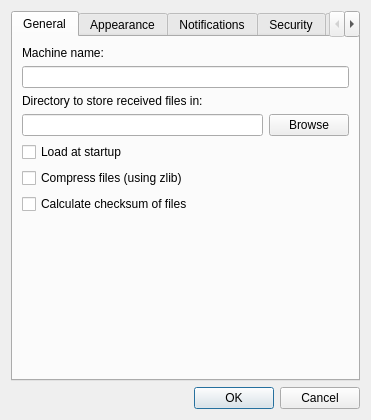
Before: the Qt Designer form nitroshare/ui/CSettingsDialog.ui in nathan-osman/NitroShare-Mac, drawn with Qt 5.
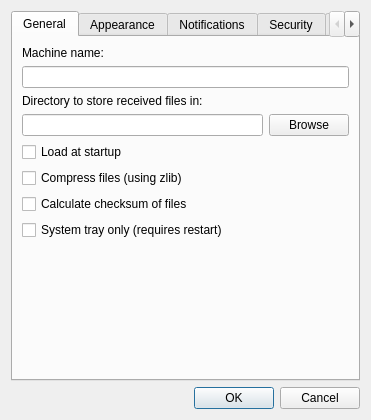
After: the same form once the commit is applied. Icons and pictures are not drawn.

Commit message:
Implementation of "System Tray Only" Setting
Code to change setting of "LSUIElement" in Info.plist in app bundle.
Only works if NitroShare is in "Applications" folder.

Patch:
```diff
--- a/nitroshare/ui/CSettingsDialog.ui
+++ b/nitroshare/ui/CSettingsDialog.ui
@@ -7,7 +7,7 @@
     <x>0</x>
     <y>0</y>
     <width>470</width>
-    <height>450</height>
+    <height>483</height>
    </rect>
   </property>
   <property name="sizePolicy">
@@ -94,6 +94,13 @@
          </property>
         </widget>
        </item>
+       <item>
+        <widget class="QCheckBox" name="SystemTray">
+         <property name="text">
+          <string>System tray only (requires restart)</string>
+         </property>
+        </widget>
+       </item>
        <item>
         <spacer name="Spacer1">
          <property name="orientation">
```
The commit also changes 4 other files.
